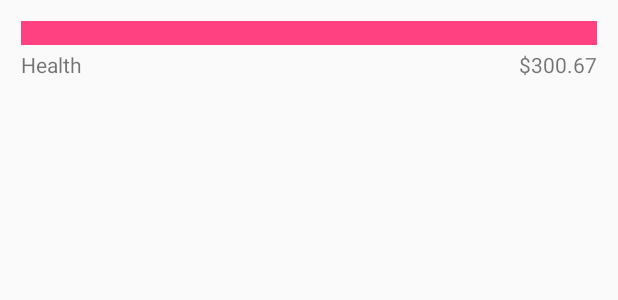
After one commit to ShaelShah/Expense-Manager, an Android app: the layout main_category_row_layout.xml on its own in the app's theme, with its tools: preview values and no code run, on a phone screen of 412 x 824 dp. The commit adds this screen. Shown: the top 300 px of the screen. Run offline under Robolectric (Android 15) with nearby library versions, the phone set to English and light mode, and no system bars.

Commit message:
Cleaned up the code

```diff
--- a/app/src/main/java/com/shael/shah/expensemanager/Category.java
+++ b/app/src/main/java/com/shael/shah/expensemanager/Category.java
@@ -10,6 +10,7 @@ public class Category implements Serializable {
         this.type = type;
     }
 
+    //TODO: Is this setter required? Will a category ever be changed?
     public void setType(String type) {
         this.type = type;
     }
--- a/app/src/main/res/layout/activity_add_expense.xml
+++ b/app/src/main/res/layout/activity_add_expense.xml
@@ -36,7 +36,8 @@
             android:layout_gravity="end"
             android:textAlignment="viewEnd"
             android:textSize="20sp"
-            android:inputType="date"
+            android:inputType="numberDecimal"
+            android:backgroundTint="@null"
             android:hint="Enter an Amount" />
 
         <TextView
--- a/app/src/main/res/layout/activity_main.xml
+++ b/app/src/main/res/layout/activity_main.xml
@@ -65,11 +65,13 @@
     </LinearLayout>
 
     <ScrollView
+        android:id="@+id/mainCategoryScrollView"
         android:layout_width="match_parent"
         android:layout_height="0dp"
         android:layout_weight="5" >
 
         <LinearLayout
+            android:id="@+id/mainScrollLinearLayout"
             android:layout_width="match_parent"
             android:layout_height="wrap_content"
             android:orientation="vertical" />
--- /dev/null
+++ b/app/src/main/res/layout/main_category_row_layout.xml
@@ -0,0 +1,39 @@
+<?xml version="1.0" encoding="utf-8"?>
+<LinearLayout xmlns:android="http://schemas.android.com/apk/res/android"
+    android:orientation="vertical"
+    android:layout_width="match_parent"
+    android:layout_height="match_parent"
+    android:paddingTop="14dp"
+    android:paddingLeft="14dp"
+    android:paddingRight="14dp"
+    android:paddingBottom="14dp">
+
+    <View
+        android:id="@+id/mainColorView"
+        android:layout_width="match_parent"
+        android:layout_height="16dp"
+        android:background="@color/colorAccent"/>
+
+    <LinearLayout
+        android:layout_width="match_parent"
+        android:layout_height="wrap_content"
+        android:orientation="horizontal"
+        android:paddingTop="3dp">
+
+        <TextView
+            android:id="@+id/categoryRowTitle"
+            android:layout_width="0dp"
+            android:layout_height="wrap_content"
+            android:layout_weight="1"
+            android:textAlignment="textStart"
+            android:text="Health"/>
+
+        <TextView
+            android:id="@+id/categryRowAmount"
+            android:layout_width="wrap_content"
+            android:layout_height="wrap_content"
+            android:text="$300.67"/>
+
+    </LinearLayout>
+
+</LinearLayout>
```
Also changed, not shown: app/src/main/java/com/shael/shah/expensemanager/AddExpenseActivity.java (+55 -38 lines), app/src/main/java/com/shael/shah/expensemanager/MainActivity.java (+103 -103 lines), app/src/main/java/com/shael/shah/expensemanager/Singleton.java (+7 -0 lines).
